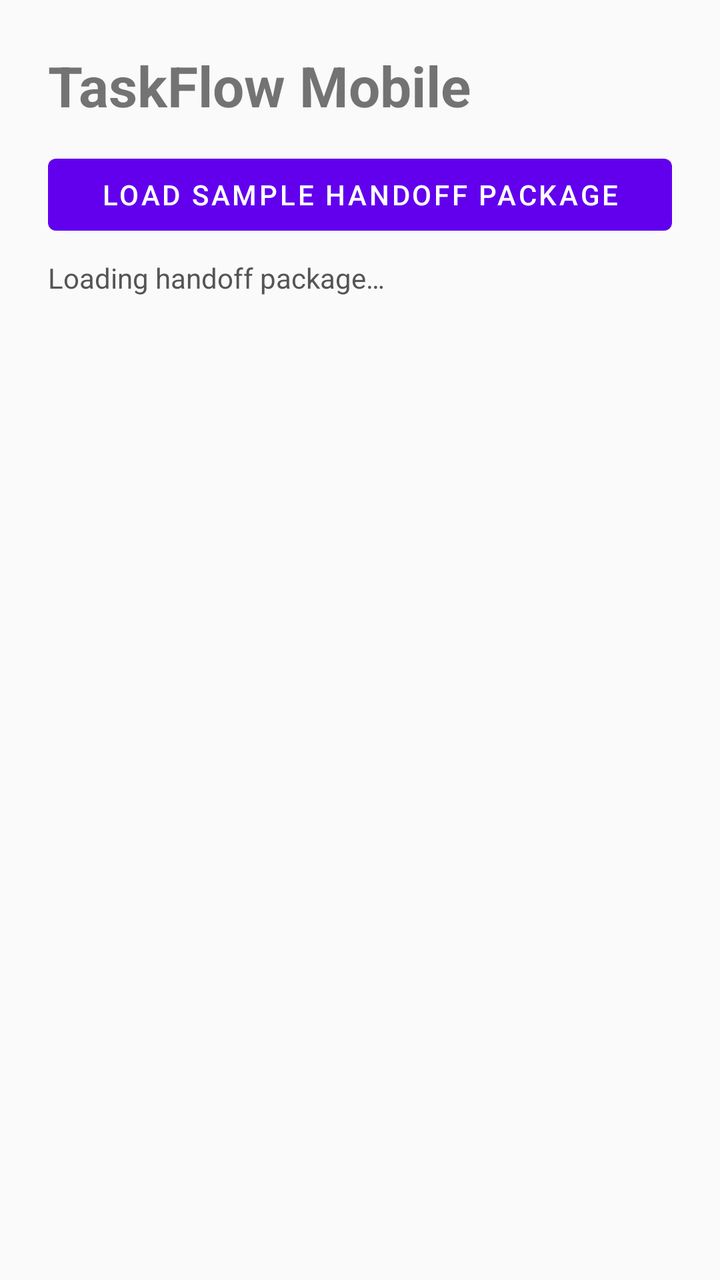
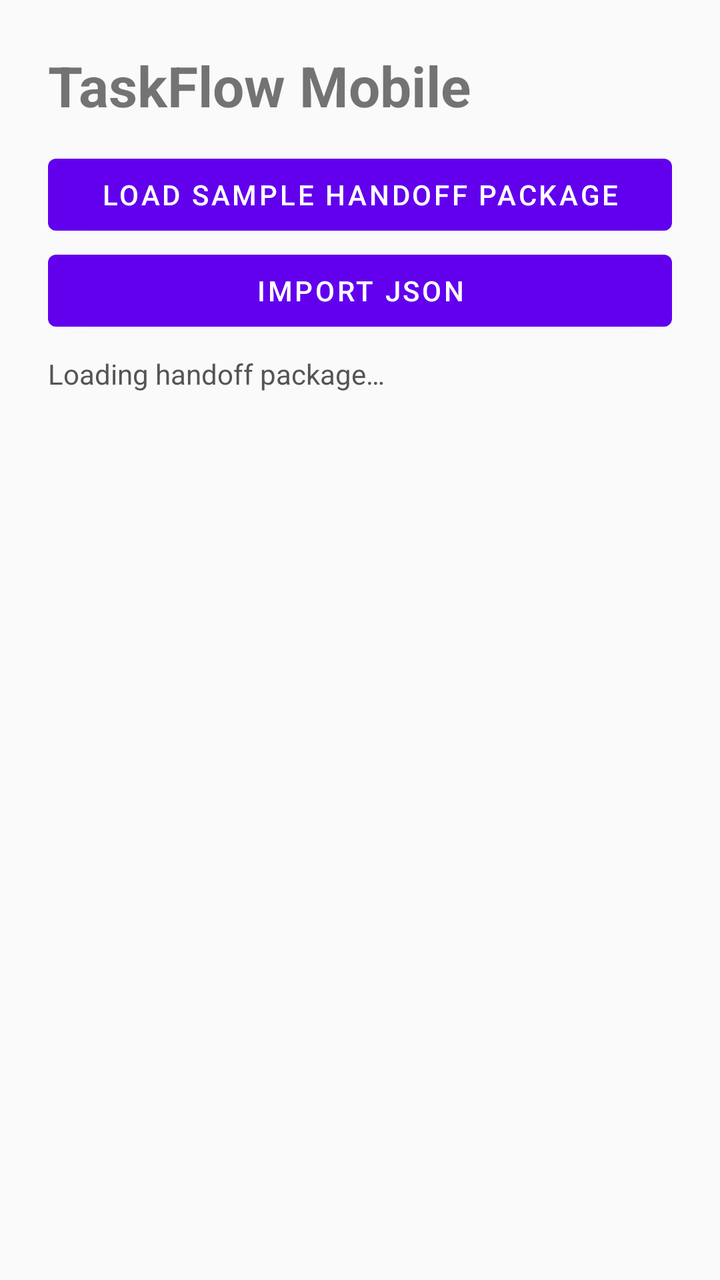

Compare the two renders of this Android layout. The source of the first and the diff that turns it into the second are given below.
<!-- AndroidManifest.xml: fallback theme Theme.MaterialComponents.DayNight.NoActionBar -->
<!-- res/layout/activity_main.xml -->
<?xml version="1.0" encoding="utf-8"?>
<LinearLayout xmlns:android="http://schemas.android.com/apk/res/android"
    android:layout_width="match_parent"
    android:layout_height="match_parent"
    android:orientation="vertical"
    android:padding="24dp"
    android:background="#FAFAFA">

    <TextView
        android:layout_width="match_parent"
        android:layout_height="wrap_content"
        android:text="@string/app_name"
        android:textSize="28sp"
        android:textStyle="bold" />

    <Button
        android:id="@+id/loadSampleButton"
        android:layout_width="match_parent"
        android:layout_height="wrap_content"
        android:layout_marginTop="12dp"
        android:text="@string/load_sample_package" />

    <TextView
        android:id="@+id/statusText"
        android:layout_width="match_parent"
        android:layout_height="wrap_content"
        android:paddingTop="8dp"
        android:paddingBottom="8dp"
        android:text="@string/loading_package"
        android:textColor="#555555" />

    <ScrollView
        android:layout_width="match_parent"
        android:layout_height="0dp"
        android:layout_weight="1">

        <LinearLayout
            android:id="@+id/activityContent"
            android:layout_width="match_parent"
            android:layout_height="wrap_content"
            android:orientation="vertical" />
    </ScrollView>
</LinearLayout>
<!-- resources referenced by this layout -->
<resources>
  <string name="app_name">TaskFlow Mobile</string>
  <string name="load_sample_package">Load sample handoff package</string>
  <string name="loading_package">Loading handoff package…</string>
</resources>

<!-- the commit's change to res/layout/activity_main.xml (unified diff, before → after) -->
@@ -20,6 +20,12 @@
         android:layout_marginTop="12dp"
         android:text="@string/load_sample_package" />
 
+    <Button
+        android:id="@+id/importJsonButton"
+        android:layout_width="match_parent"
+        android:layout_height="wrap_content"
+        android:text="@string/import_json" />
+
     <TextView
         android:id="@+id/statusText"
         android:layout_width="match_parent"
<!-- resource entries referenced after the edit -->
@@ -1,6 +1,7 @@
 <!-- resources referenced by this layout -->
 <resources>
   <string name="app_name">TaskFlow Mobile</string>
+  <string name="import_json">Import JSON</string>
   <string name="load_sample_package">Load sample handoff package</string>
   <string name="loading_package">Loading handoff package…</string>
 </resources>
